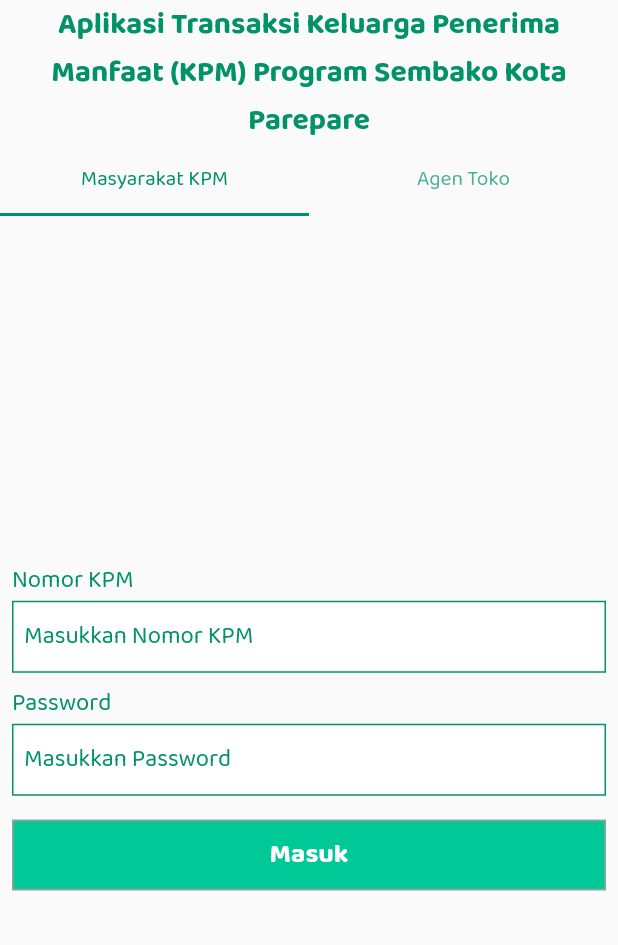
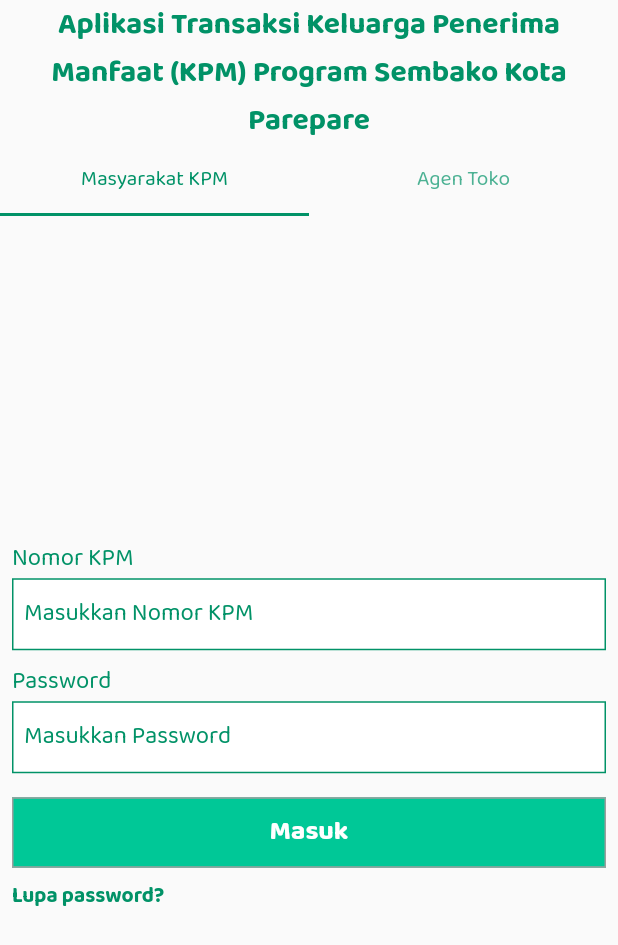
Before and after one commit to rahmanpsg/flutter-ewarong, a Flutter app: the screen it shows after launch, on a phone screen of 412 x 824 dp. Shown: the top 945 px of the screen. Run offline on Flutter 3.47's test engine with Material 2 defaults, Android fonts, the phone set to English and light mode, and no system bars; our stand-ins replace animated_splash_screen, dio, get, get_storage, google_nav_bar, image_picker and 4 more; network calls fail.

Commit message:
add lupa password

```diff
--- a/lib/app/data/services/auth_service.dart
+++ b/lib/app/data/services/auth_service.dart
@@ -20,7 +20,6 @@ class AuthService {
     if (!response.error) {
       return UserModel.fromJson(response.data);
     }
-
 
     throw response;
   }
--- a/lib/app/modules/auth/views/login_masyarakat.dart
+++ b/lib/app/modules/auth/views/login_masyarakat.dart
@@ -1,4 +1,6 @@
 import 'package:e_warong/app/modules/auth/controllers/auth_controller.dart';
+import 'package:e_warong/app/routes/app_pages.dart';
+import 'package:e_warong/app/themes/app_colors.dart';
 import 'package:e_warong/app/themes/app_text.dart';
 import 'package:e_warong/app/widgets/custom_submit_button.dart';
 import 'package:e_warong/app/widgets/custom_text_field.dart';
@@ -23,8 +25,26 @@ class LoginMasyarakat extends GetView<AuthController> {
               "Nomor KPM",
               style: primaryTextStyle.copyWith(fontSize: 16),
             ),
-            CustomTextField(
-              controller: controller.kpmController,
+            Autocomplete(
+              optionsBuilder: (TextEditingValue textEditingValue) {
+                if (textEditingValue.text == '') {
+                  return const Iterable<String>.empty();
+                }
+                return controller.listKpm.where((String option) {
+                  return option.contains(textEditingValue.text.toLowerCase());
+                });
+              },
+              onSelected: (String selection) {
+                debugPrint('You just selected $selection');
+              },
+              fieldViewBuilder: (BuildContext context,
+                  TextEditingController textEditingController,
+                  FocusNode focusNode,
+                  VoidCallback onFieldSubmitted) {
+                controller.kpmController = textEditingController;
+                return CustomTextField(
+                  controller: textEditingController,
+                  focusNode: focusNode,
                   hintText: "Masukkan Nomor KPM",
                   keyboardType: TextInputType.number,
                   inputFormatters: [
@@ -39,6 +59,8 @@ class LoginMasyarakat extends GetView<AuthController> {
                       return "Nomor KPM harus 16 digit";
                     }
                     return null;
+                  },
+                );
               },
             ),
             const SizedBox(height: 8),
@@ -64,7 +86,17 @@ class LoginMasyarakat extends GetView<AuthController> {
                 onSubmit: () => controller.login('user'),
                 isLoading: controller.isLoading.value,
               );
-            })
+            }),
+            const SizedBox(height: 8),
+            GestureDetector(
+              onTap: () {
+                Get.toNamed(Routes.LUPA_PASSWORD);
+              },
+              child: Text(
+                'Lupa password?',
+                style: boldTextStyle.copyWith(color: primaryColor),
+              ),
+            )
           ],
         ),
       ),
--- a/lib/app/routes/app_pages.dart
+++ b/lib/app/routes/app_pages.dart
@@ -1,4 +1,3 @@
-import 'package:e_warong/app/modules/user/sembako/views/sembako_view.dart';
 import 'package:get/get.dart';
 
 import '../modules/agen/bindings/agen_binding.dart';
@@ -6,6 +5,8 @@ import '../modules/agen/form_sembako/bindings/form_sembako_binding.dart';
 import '../modules/agen/form_sembako/views/form_sembako_view.dart';
 import '../modules/agen/views/agen_view.dart';
 import '../modules/auth/bindings/auth_binding.dart';
+import '../modules/auth/lupa_password/bindings/lupa_password_binding.dart';
+import '../modules/auth/lupa_password/views/lupa_password_view.dart';
 import '../modules/auth/register/bindings/register_binding.dart';
 import '../modules/auth/register/views/register_view.dart';
 import '../modules/auth/views/auth_view.dart';
@@ -17,6 +18,7 @@ import '../modules/user/bindings/user_binding.dart';
 import '../modules/user/detail_sembako/bindings/detail_sembako_binding.dart';
 import '../modules/user/detail_sembako/views/detail_sembako_view.dart';
 import '../modules/user/sembako/bindings/sembako_binding.dart';
+import '../modules/user/sembako/views/sembako_view.dart';
 import '../modules/user/views/user_view.dart';
 
 part 'app_routes.dart';
@@ -42,6 +44,11 @@ class AppPages {
           page: () => RegisterView(),
           binding: RegisterBinding(),
           transition: Transition.rightToLeftWithFade,
+        ),
+        GetPage(
+          name: _Paths.LUPA_PASSWORD,
+          page: () => LupaPasswordView(),
+          binding: LupaPasswordBinding(),
         ),
       ],
     ),
--- a/lib/app/routes/app_routes.dart
+++ b/lib/app/routes/app_routes.dart
@@ -5,6 +5,7 @@ abstract class Routes {
   Routes._();
   static const SPLASH = _Paths.SPLASH;
   static const AUTH = _Paths.AUTH;
+  static const LUPA_PASSWORD = _Paths.AUTH + _Paths.LUPA_PASSWORD;
   static const REGISTER = _Paths.AUTH + _Paths.REGISTER;
   static const AGEN = _Paths.AGEN;
   static const FORM_SEMBAKO = _Paths.AGEN + _Paths.FORM_SEMBAKO;
@@ -18,6 +19,7 @@ abstract class _Paths {
   _Paths._();
   static const SPLASH = '/splash';
   static const AUTH = '/auth';
+  static const LUPA_PASSWORD = '/lupa-password';
   static const REGISTER = '/register';
   static const AGEN = '/agen';
   static const FORM_SEMBAKO = '/form-sembako';
--- a/lib/app/widgets/custom_text_field.dart
+++ b/lib/app/widgets/custom_text_field.dart
@@ -6,6 +6,7 @@ import 'package:flutter/services.dart';
 class CustomTextField extends StatelessWidget {
   final TextEditingController controller;
   final String hintText;
+  final FocusNode? focusNode;
   final bool obscureText;
   final TextInputType keyboardType;
   final TextInputAction textInputAction;
@@ -18,6 +19,7 @@ class CustomTextField extends StatelessWidget {
     Key? key,
     required this.controller,
     required this.hintText,
+    this.focusNode,
     this.obscureText = false,
     this.keyboardType = TextInputType.text,
     this.textInputAction = TextInputAction.next,
@@ -31,6 +33,7 @@ class CustomTextField extends StatelessWidget {
   Widget build(BuildContext context) {
     return TextFormField(
       controller: controller,
+      focusNode: focusNode,
       obscureText: obscureText,
       keyboardType: keyboardType,
       textInputAction: textInputAction,
```
Also changed, not shown: lib/app/data/api/api_client.dart (+5 -5 lines), lib/app/data/services/user_service.dart (+8 -0 lines), lib/app/modules/auth/controllers/auth_controller.dart (+19 -1 lines), lib/app/modules/auth/lupa_password/bindings/lupa_password_binding.dart (added, +12 -0 lines), lib/app/modules/auth/lupa_password/controllers/lupa_password_controller.dart (added, +18 -0 lines), lib/app/modules/auth/lupa_password/views/lupa_password_view.dart (added, +69 -0 lines), lib/app/modules/common/detail_pesanan/views/detail_pesanan_view.dart (+11 -11 lines), lib/app/modules/common/pesanan/views/pesanan_view.dart (+8 -8 lines). Lines whose indentation alone changed are shown as unchanged.
